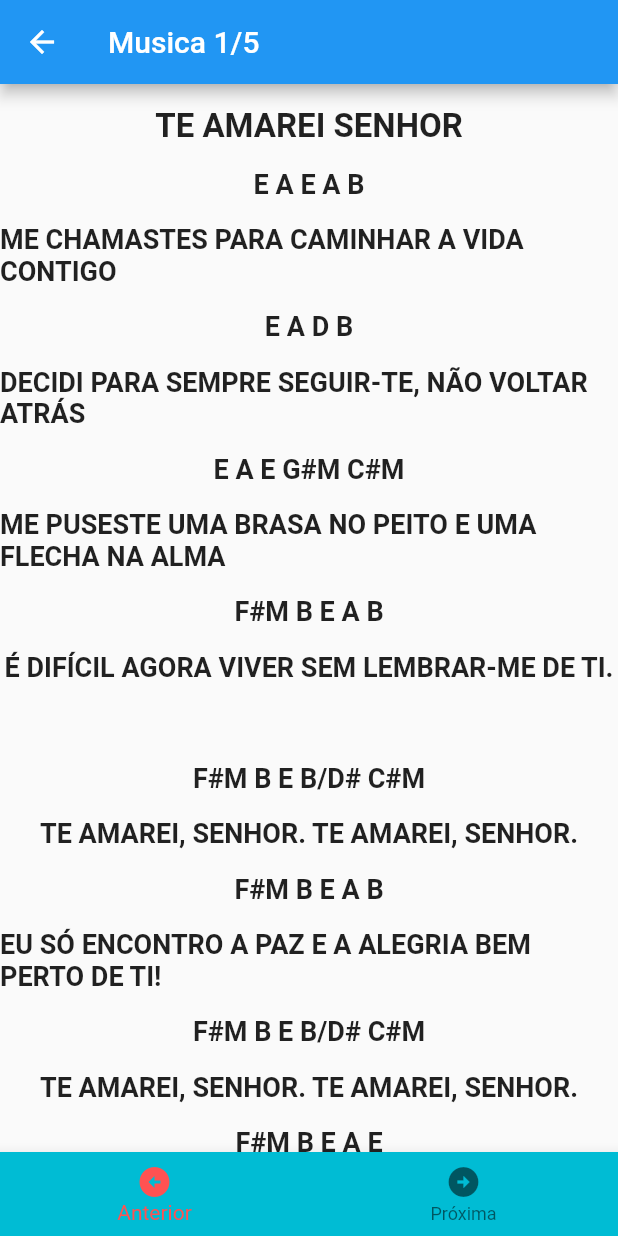
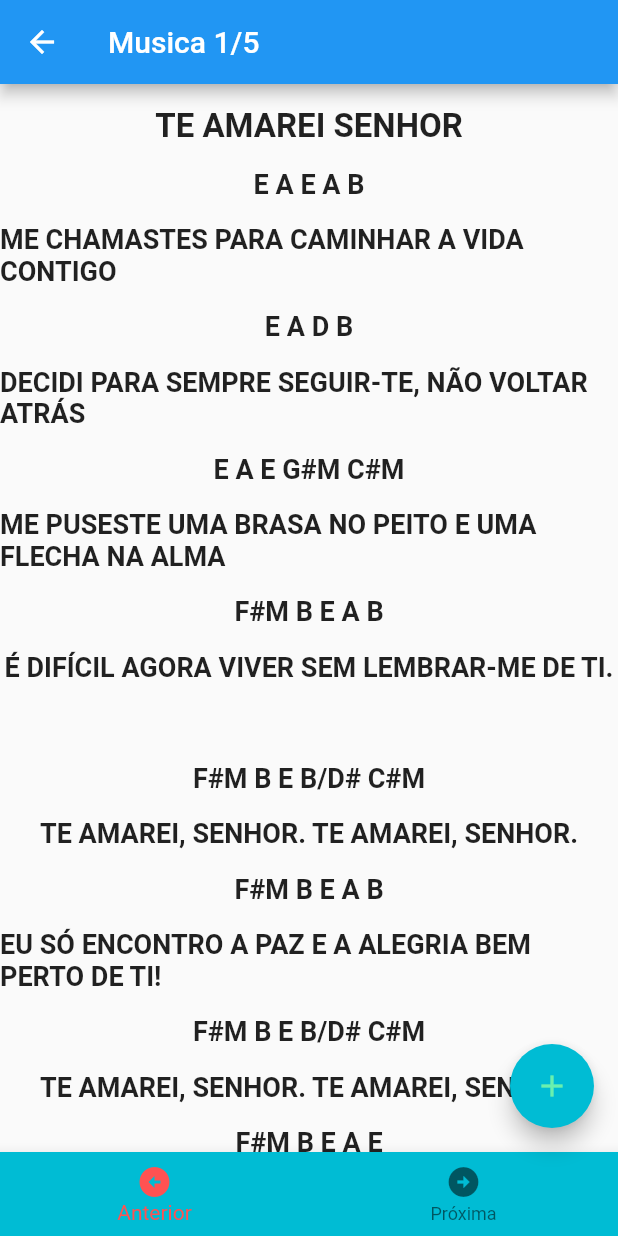
Before and after one commit to ddiasguto/mliturgica, a Flutter app: the screen it shows after launch, after a tap on "Entrada", on a phone screen of 412 x 824 dp. Run offline on Flutter 3.47's test engine with Material 2 defaults, Android fonts, the phone set to English and light mode, and no system bars.

Commit message:
floatButton added

```diff
--- a/lib/components/show_music.dart
+++ b/lib/components/show_music.dart
@@ -58,6 +58,15 @@ class ShowMusicState extends State<ShowMusic> {
       body: SingleChildScrollView(
         child: localList.elementAt(_selectedIndex),
       ),
+      floatingActionButton: FloatingActionButton(
+        onPressed: _onItemTapped(2),
+        tooltip: 'Adicionar à Partitura',
+        child: const Icon(
+          Icons.add,
+          color: Colors.greenAccent,
+        ),
+        backgroundColor: Colors.cyan,
+      ),
     );
   }
 }
```
